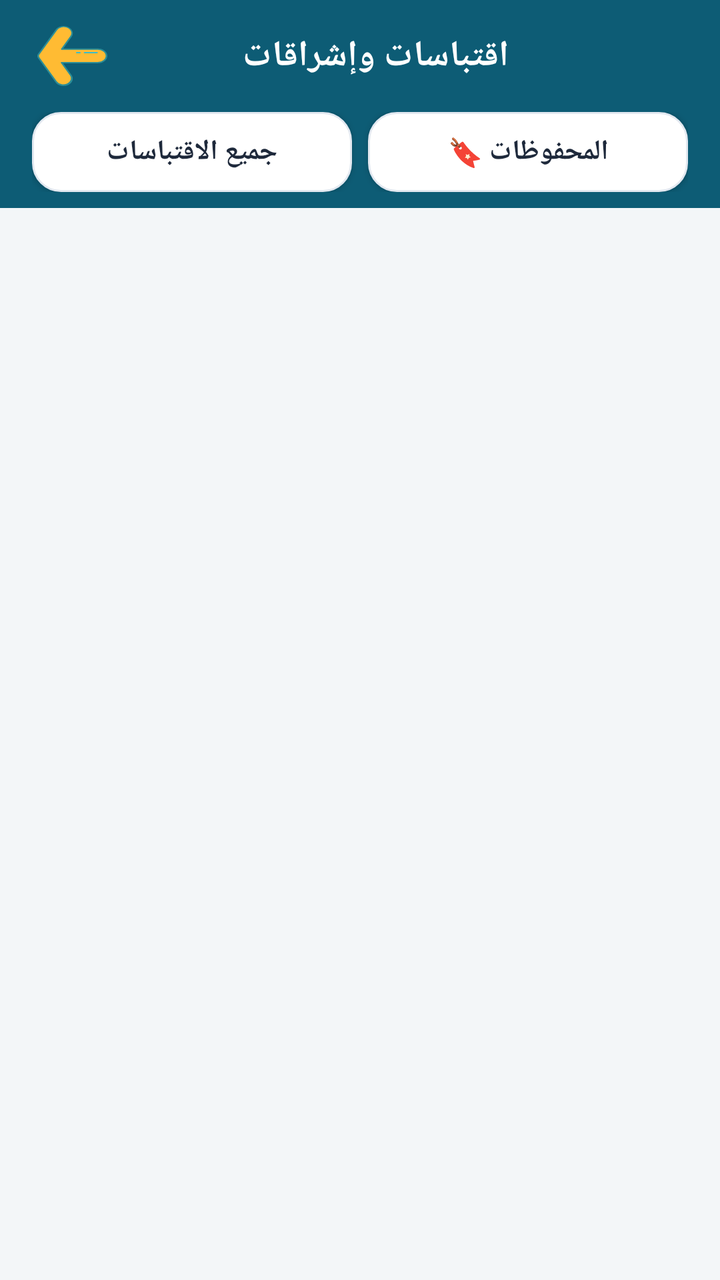
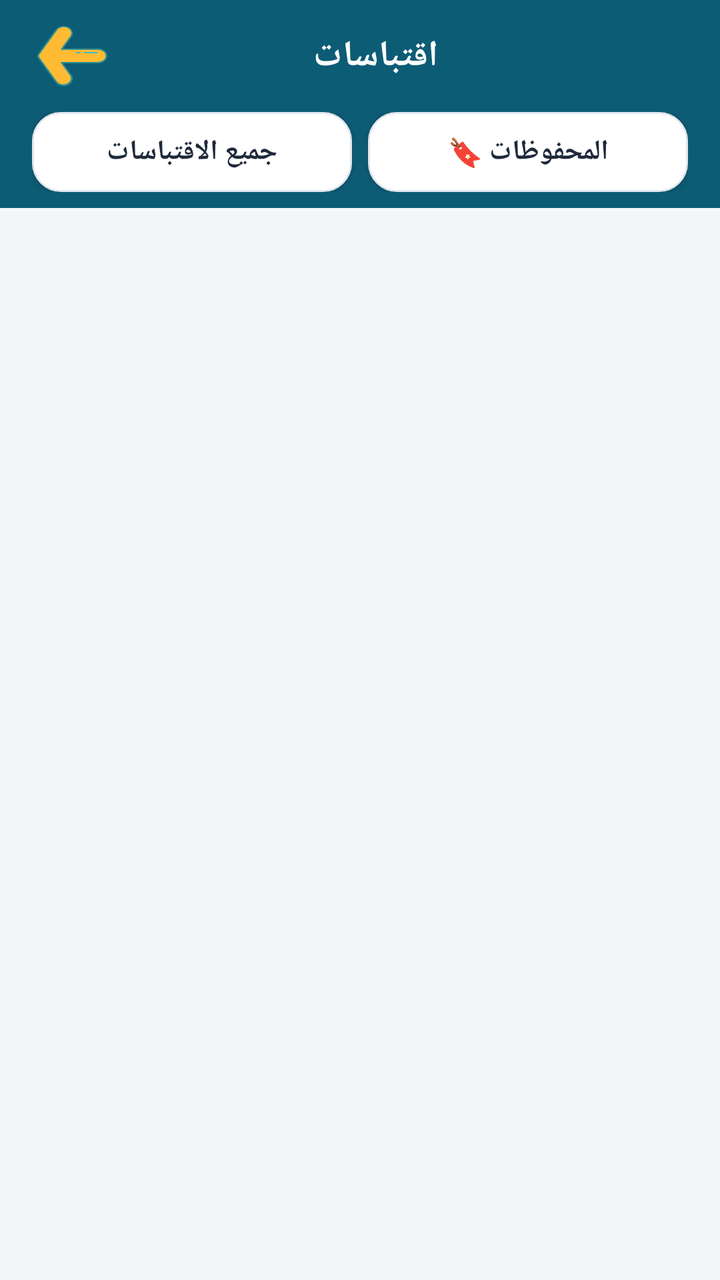

An Android layout rendered at two revisions. The XML below is the earlier revision; the diff shows what the commit changed to produce the second picture.
<!-- AndroidManifest.xml: application theme AppTheme -->
<!-- res/layout/activity_notifications_messages.xml -->
<?xml version="1.0" encoding="utf-8"?>
<LinearLayout xmlns:android="http://schemas.android.com/apk/res/android"
    xmlns:app="http://schemas.android.com/apk/res-auto"
    xmlns:tools="http://schemas.android.com/tools"
    android:layout_width="match_parent"
    android:layout_height="match_parent"
    android:background="@color/bg_main"
    android:orientation="vertical"
    tools:context=".notifications_messages.NotificationsMessagesActivity">

    
    <com.google.android.material.appbar.AppBarLayout
        android:layout_width="match_parent"
        android:layout_height="wrap_content"
        android:background="@color/colorPrimary">

        <androidx.appcompat.widget.Toolbar
            android:id="@+id/toolbar"
            android:layout_width="match_parent"
            android:layout_height="?attr/actionBarSize"
            android:background="@color/colorPrimary"
            app:popupTheme="@style/AppTheme.PopupOverlay">

            <RelativeLayout
                android:layout_width="match_parent"
                android:layout_height="wrap_content"
                android:paddingStart="0dp"
                android:paddingEnd="16dp">

                <androidx.appcompat.widget.AppCompatImageButton
                    android:id="@+id/back_button"
                    android:layout_width="40dp"
                    android:layout_height="40dp"
                    android:layout_alignParentStart="true"
                    android:layout_centerVertical="true"
                    android:background="?attr/selectableItemBackgroundBorderless"
                    android:src="@drawable/ic_back_button" />

                <TextView
                    android:id="@+id/toolbar_title"
                    android:layout_width="wrap_content"
                    android:layout_height="wrap_content"
                    android:layout_centerInParent="true"
                    android:fontFamily="@font/flat5"
                    android:text="اقتباسات وإشراقات"
                    android:textColor="@color/text_white"
                    android:textSize="18sp"
                    android:textStyle="bold" />
            </RelativeLayout>
        </androidx.appcompat.widget.Toolbar>

        
        <LinearLayout
            android:layout_width="match_parent"
            android:layout_height="48dp"
            android:background="@color/colorPrimary"
            android:orientation="horizontal"
            android:paddingHorizontal="16dp"
            android:paddingBottom="8dp"
            android:weightSum="2">

            <androidx.appcompat.widget.AppCompatButton
                android:id="@+id/btn_tab_all"
                android:layout_width="0dp"
                android:layout_height="40dp"
                android:layout_marginEnd="4dp"
                android:layout_weight="1"
                android:background="@drawable/buoo"
                android:fontFamily="@font/flat5"
                android:text="جميع الاقتباسات"
                android:textColor="@color/text_primary"
                android:textSize="14sp"
                android:textStyle="bold" />

            <androidx.appcompat.widget.AppCompatButton
                android:id="@+id/btn_tab_saved"
                android:layout_width="0dp"
                android:layout_height="40dp"
                android:layout_marginStart="4dp"
                android:layout_weight="1"
                android:background="@drawable/buoo1"
                android:fontFamily="@font/flat5"
                android:text="المحفوظات 🔖"
                android:textColor="@color/text_primary"
                android:textSize="14sp"
                android:textStyle="bold" />
        </LinearLayout>
    </com.google.android.material.appbar.AppBarLayout>

    
    <LinearLayout
        android:id="@+id/layout_offline_banner"
        android:layout_width="match_parent"
        android:layout_height="wrap_content"
        android:background="@color/chip_bg"
        android:gravity="center"
        android:orientation="horizontal"
        android:paddingVertical="8dp"
        android:visibility="gone">

        <net.steamcrafted.materialiconlib.MaterialIconView
            android:layout_width="18dp"
            android:layout_height="18dp"
            android:layout_marginEnd="6dp"
            app:materialIcon="wifi_off"
            app:materialIconColor="@color/colorPrimary"
            app:materialIconSize="18dp" />

        <TextView
            android:layout_width="wrap_content"
            android:layout_height="wrap_content"
            android:fontFamily="@font/flat5"
            android:text="أنت تتصفح الاقتباسات بدون اتصال إنترنت (أوفلاين) 📡"
            android:textColor="@color/text_primary"
            android:textSize="12sp"
            android:textStyle="bold" />
    </LinearLayout>

    <androidx.recyclerview.widget.RecyclerView
        android:id="@+id/rec"
        android:layout_width="match_parent"
        android:layout_height="0dp"
        android:layout_weight="1"
        android:clipToPadding="false"
        android:padding="8dp" />

    <LinearLayout
        android:id="@+id/no_internet_layout"
        android:layout_width="match_parent"
        android:layout_height="wrap_content"
        android:gravity="center_horizontal"
        android:orientation="vertical"
        android:padding="20dp"
        android:visibility="gone">

        <com.airbnb.lottie.LottieAnimationView
            android:id="@+id/animation_view"
            android:layout_width="match_parent"
            android:layout_height="180dp"
            app:lottie_autoPlay="true"
            app:lottie_fileName="login.json"
            app:lottie_loop="true" />

        <androidx.cardview.widget.CardView
            android:layout_width="match_parent"
            android:layout_height="wrap_content"
            android:layout_marginTop="16dp"
            app:cardBackgroundColor="@color/card_bg"
            app:cardCornerRadius="14dp"
            app:cardElevation="2dp">

            <TextView
                style="@style/TextAppearance.AllTextView"
                android:layout_width="match_parent"
                android:layout_height="wrap_content"
                android:fontFamily="@font/jazeera"
                android:gravity="center"
                android:padding="20dp"
                android:text="@string/no_internet_connection"
                android:textColor="@color/text_primary"
                android:textSize="18sp" />
        </androidx.cardview.widget.CardView>

        <androidx.appcompat.widget.AppCompatButton
            android:id="@+id/retry_button"
            android:layout_width="220dp"
            android:layout_height="54dp"
            android:layout_marginTop="20dp"
            android:background="@drawable/buoo"
            android:fontFamily="@font/jazeera"
            android:text="@string/try_again"
            android:textColor="@color/text_primary"
            android:textSize="18sp"
            android:textStyle="bold" />

    </LinearLayout>

    <FrameLayout
        android:id="@+id/adsContainer"
        android:layout_width="match_parent"
        android:layout_height="wrap_content"
        android:layout_gravity="bottom" />

</LinearLayout>
<!-- resources referenced by this layout -->
<resources>
  <color name="bg_main">#F3F6F8</color>
  <color name="card_bg">#FFFFFF</color>
  <color name="chip_bg">#E6F0F3</color>
  <color name="colorPrimary">#0D5C75</color>
  <color name="text_primary">#1E293B</color>
  <color name="text_white">#FFFFFF</color>
  <!-- drawable buoo (drawable) -->
  <?xml version="1.0" encoding="utf-8"?>
  <shape xmlns:android="http://schemas.android.com/apk/res/android">
      <solid android:color="@color/card_bg" />
      <corners android:radius="14dp" />
      <stroke
          android:color="@color/card_stroke"
          android:width="1dp" />
  </shape>
  <!-- drawable buoo1 (drawable) -->
  <?xml version="1.0" encoding="utf-8"?>
  <shape xmlns:android="http://schemas.android.com/apk/res/android">
      <solid android:color="@color/card_bg" />
      <corners android:radius="14dp" />
      <stroke
          android:color="@color/card_stroke"
          android:width="1dp" />
  </shape>
  <!-- drawable ic_back_button (drawable) -->
  <vector xmlns:android="http://schemas.android.com/apk/res/android"
      android:width="35dp"
      android:height="30dp"
      android:viewportWidth="168.75"
      android:viewportHeight="181.67">
    <path
        android:pathData="M3.51,85.16a11.35,11.35 0,0 0,0 11.33l42.15,73A20.28,20.28 0,0 0,73.36 177h0a20.28,20.28 0,0 0,7.42 -27.69L58.57,110.79h87.91a20.27,20.27 0,0 0,20.27 -20.27h0a20.27,20.27 0,0 0,-20.27 -20.28H58.92L80.77,32.4A20.27,20.27 0,0 0,73.35 4.71h0a20.26,20.26 0,0 0,-27.68 7.42Z"
        android:fillColor="#FFBB33"/>
    <path
        android:pathData="M57.46,180.9a22.11,22.11 0,0 1,-13.53 -10.37l-42.15,-73a13.38,13.38 0,0 1,0 -13.33h0l42.15,-73A22.3,22.3 0,0 1,74.35 3,22.27 22.27,0 0,1 82.51,33.4L62.39,68.25h84.09a22.27,22.27 0,1 1,0 44.54H62l20.48,35.46a22.28,22.28 0,0 1,-19.26 33.42A22,22 0,0 1,57.46 180.9ZM58.92,72.25a2,2 0,0 1,-1.73 -1,2 2,0 0,1 0,-2L79,31.4A18.27,18.27 0,1 0,47.4 13.13l-42.16,73a9.36,9.36 0,0 0,0 9.33l42.16,73A18.27,18.27 0,0 0,79 150.25L56.83,111.79a2,2 0,0 1,0 -2,2 2,0 0,1 1.74,-1h87.91a18.27,18.27 0,1 0,0 -36.54Z"
        android:fillColor="#2C8E97"/>
    <path
        android:pathData="M113.87,82.88h29.95a2,2 0,0 0,0 -4H113.87a2,2 0,0 0,0 4Z"
        android:fillColor="#3ABCC9"/>
    <path
        android:pathData="M95.12,82.88h7.54a2,2 0,0 0,0 -4H95.12a2,2 0,0 0,0 4Z"
        android:fillColor="#3ABCC9"/>
  </vector>
  <string name="no_internet_connection">يبدو أن اتصالك بالإنترنت غير متوفر حاليًا 😥. من فضلك تأكد من تفعيل شبكة الواي فاي أو بيانات الهاتف، ثم أعد فتح التطبيق مرة أخرى للاستمتاع بكامل الميزات 🌸.</string>
  <string name="try_again">اعادة المحاولة 🤔</string>
  <style name="AppTheme.PopupOverlay" parent="ThemeOverlay.MaterialComponents.Light" />
  <style name="TextAppearance.AllTextView" parent="android:TextAppearance">
          <item name="android:textColor">@color/text_primary</item>
      </style>
  <style name="AppTheme" parent="Theme.MaterialComponents.DayNight.NoActionBar">
          
          <item name="colorPrimary">@color/colorPrimary</item>
          <item name="colorPrimaryDark">@color/colorPrimaryDark</item>
          <item name="colorAccent">@color/colorAccent</item>
          <item name="android:statusBarColor">@color/colorPrimaryDark</item>
          <item name="android:windowBackground">@color/bg_main</item>
  
          
          <item name="bg">@color/bg_main</item>
          <item name="cardViewBackground">@color/card_bg</item>
          <item name="primaryTextColor">@color/text_primary</item>
          <item name="SecondaryTextColor">@color/text_secondary</item>
          <item name="btn_bg">@color/colorPrimary</item>
          <item name="mainItemsColor">@color/colorPrimary</item>
      </style>
  <color name="card_stroke">#E2E8F0</color>
  <color name="colorPrimaryDark">#083E50</color>
  <color name="colorAccent">#D4AF37</color>
  <color name="text_secondary">#64748B</color>
</resources>

<!-- the commit's change to res/layout/activity_notifications_messages.xml (unified diff, before → after) -->
@@ -42,7 +42,7 @@
                     android:layout_height="wrap_content"
                     android:layout_centerInParent="true"
                     android:fontFamily="@font/flat5"
-                    android:text="اقتباسات وإشراقات"
+                    android:text="اقتباسات"
                     android:textColor="@color/text_white"
                     android:textSize="18sp"
                     android:textStyle="bold" />
